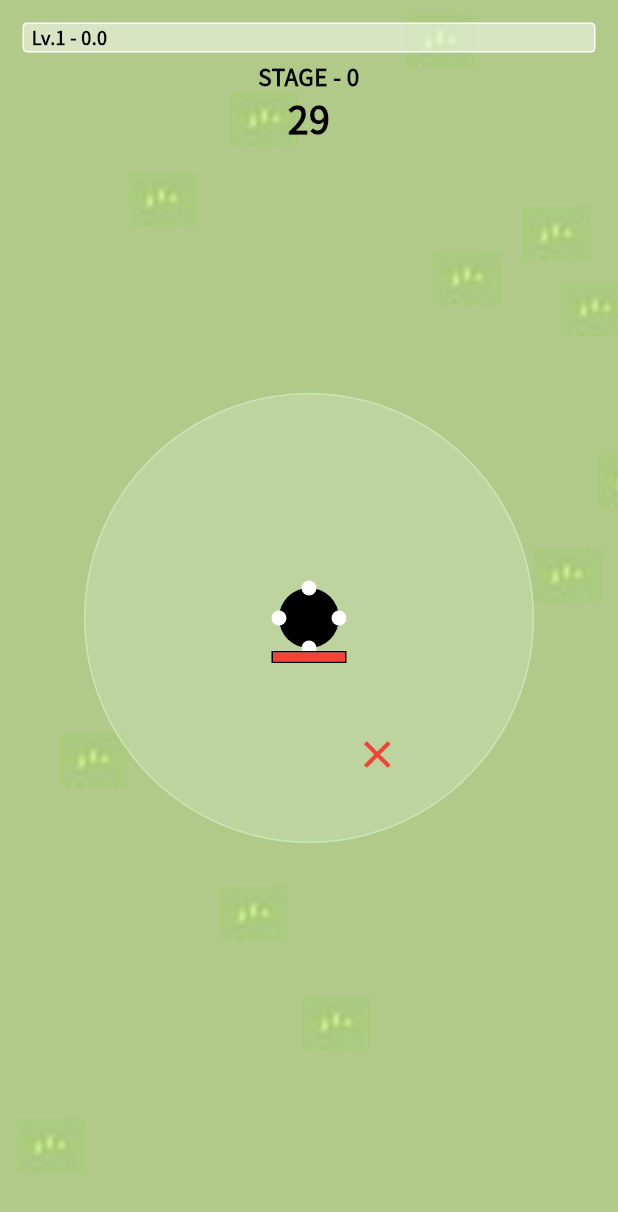
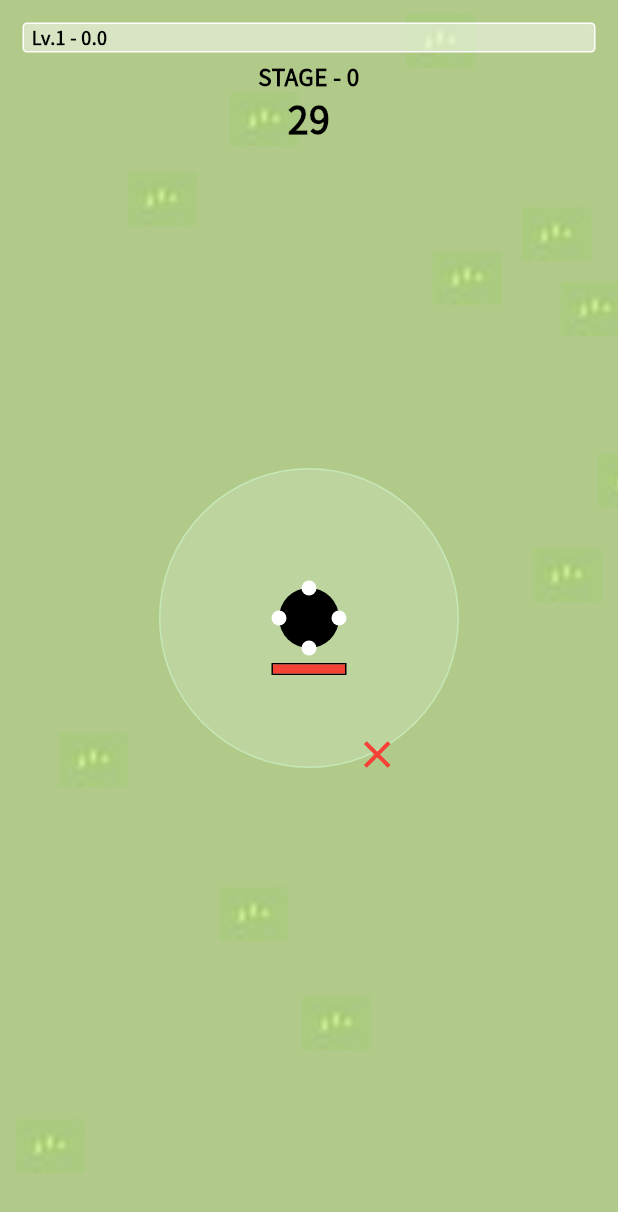
Before and after one commit to sudar-life/flutter_vampire_survivors_game, a Flutter app: the screen it shows after launch, after a tap on "게임시작", on a phone screen of 412 x 824 dp. Shown: the top 1212 px of the screen. Run offline on Flutter 3.47's test engine with Material 3 defaults, Android fonts, the phone set to English and light mode, and no system bars; our stand-ins replace bloc, equatable, flutter_bloc, google_fonts; missing offline and left inert: dart:html.

Commit message:
🔥 Day12 랜덤 아이템 및 등급별 스텟 개수 처리

```diff
--- a/lib/src/components/player.dart
+++ b/lib/src/components/player.dart
@@ -109,7 +109,7 @@ class Player extends StatelessWidget {
             ),
           ),
           Positioned(
-            bottom: 120,
+            top: state.playerModel.attackBoundaryRadius + 30,
             left: 0,
             right: 0,
             child: Center(
--- a/lib/src/cubit/player_manager.dart
+++ b/lib/src/cubit/player_manager.dart
@@ -26,10 +26,12 @@ class PlayerManager extends Cubit<PlayerState> {
     ));
   }
 
-  movePlayer(double speed, double gameZoneWidth, double gameZoneHeight) {
+  movePlayer(double gameZoneWidth, double gameZoneHeight) {
     emit(state.copyWith(
-      playerMoveX: state.playerMoveX - state.directionX * speed,
-      playerMoveY: state.playerMoveY - state.directionY * speed,
+      playerMoveX:
+          state.playerMoveX - state.directionX * state.playerModel.moveSpeed,
+      playerMoveY:
+          state.playerMoveY - state.directionY * state.playerModel.moveSpeed,
     ));
 
     if (state.playerMoveX - 15 <= gameZoneWidth * -1) {
@@ -151,8 +153,8 @@ class PlayerState extends Equatable {
       hp: 100,
       maxHp: 100,
       attackSpeed: 1000,
-      moveSpeed: 1,
-      attackBoundaryRadius: 150,
+      moveSpeed: 5,
+      attackBoundaryRadius: 100,
       xp: 0,
       nextLevelXp: 100,
     ),
--- a/lib/src/enum/item_grade_type.dart
+++ b/lib/src/enum/item_grade_type.dart
@@ -3,9 +3,9 @@ import 'dart:ui';
 import 'package:flutter/material.dart';
 
 enum ItemGradeType {
-  normal(60, Colors.grey, '일반'),
-  magic(30, Colors.blue, '희귀'),
-  rare(10, Colors.orange, '레어');
+  normal(33, Colors.grey, '일반'),
+  magic(33, Colors.blue, '희귀'),
+  rare(33, Colors.orange, '레어');
 
   const ItemGradeType(this.dropPercent, this.color, this.name);
   final double dropPercent;
--- /dev/null
+++ b/lib/src/enum/item_type.dart
@@ -0,0 +1,22 @@
+enum ItemType {
+  moveSpeedItem([1.0, 3.0, 5.0], ['전술 부츠', '스피드 슬링', '경량 탄띠'], '이속', '%'),
+  attackSpeedItem([3.0, 5.0, 10.0], ['빠른 장전기', '자동 조준기', '경량 총열'], '공속', '%'),
+  powerItem([0.5, 1.0, 2.0], ['강화 탄환', '폭발성 탄약', '관통탄'], '공격력', '%'),
+  luckItem([1.0, 2.0, 4.0], ['황금 탄피', '행운의 방아쇠', '총신의 부적'], '행운', '%'),
+  evasionItem([2.0, 3.0, 5.0], ['연막탄 발사기', '회피 장갑', '전술 회피 모듈'], '회피율', '%'),
+  maxHpItem([10.0, 20.0, 30.0], ['강화 방탄복', '군용 헬멧', '보호 방패'], '최대 HP', '%'),
+  attackAreaItem(
+      [10.0, 20.0, 40.0], ['확산 탄약', '산탄총 개조 키트', '폭발 파편 탄환'], '공격범위', ''),
+  ;
+
+  const ItemType(this.val, this.itemNames, this.stateLabel, this.unit);
+  final List<double> val;
+  final String stateLabel;
+  final String unit;
+  final List<String> itemNames;
+
+  static ItemType getItemType(int random) {
+    var value = random.clamp(0, ItemType.values.length - 1);
+    return ItemType.values[value];
+  }
+}
--- a/lib/src/game_board.dart
+++ b/lib/src/game_board.dart
@@ -38,7 +38,6 @@ class GameBoard extends StatefulWidget {
 
 class _GameBoardState extends State<GameBoard> {
   late KeyEventManagerCubit keyManager;
-  double speed = 6;
 
   @override
   void initState() {
@@ -115,21 +114,20 @@ class _GameBoardState extends State<GameBoard> {
   }
 
   void _moveBackground() {
+    var playerState = context.read<PlayerManager>().state;
     context.read<BackboardManager>().moveBackground(
-          directionX: context.read<PlayerManager>().state.directionX,
-          directionY: context.read<PlayerManager>().state.directionY,
-          playerMoveX: context.read<PlayerManager>().state.playerMoveX,
-          playerMoveY: context.read<PlayerManager>().state.playerMoveY,
-          speed: speed,
+          directionX: playerState.directionX,
+          directionY: playerState.directionY,
+          playerMoveX: playerState.playerMoveX,
+          playerMoveY: playerState.playerMoveY,
+          speed: playerState.playerModel.moveSpeed,
         );
   }
 
   void _movePlayer() {
     var gameZoneWidth = context.read<BackboardManager>().state.gameZoneWidth;
     var gameZoneHeight = context.read<BackboardManager>().state.gameZoneHeight;
-    context
-        .read<PlayerManager>()
-        .movePlayer(speed, gameZoneWidth, gameZoneHeight);
+    context.read<PlayerManager>().movePlayer(gameZoneWidth, gameZoneHeight);
   }
 
   void _createEnemy() {
--- /dev/null
+++ b/lib/src/model/item_model.dart
@@ -0,0 +1,24 @@
+import 'package:equatable/equatable.dart';
+import 'package:vampire_survivors_game/src/enum/item_grade_type.dart';
+import 'package:vampire_survivors_game/src/enum/item_type.dart';
+
+class ItemModel extends Equatable {
+  final ItemGradeType? gradeType;
+  final ItemType? mainItem;
+  final String? itmeName;
+  final List<ItemType>? subItems;
+  const ItemModel({
+    this.gradeType,
+    this.mainItem,
+    this.itmeName,
+    this.subItems,
+  });
+
+  @override
+  List<Object?> get props => [
+        gradeType,
+        mainItem,
+        subItems,
+        itmeName,
+      ];
+}
```
Also changed, not shown: lib/src/components/gui/item_select_ui.dart (+20 -4 lines), lib/src/cubit/levelup_item_manager.dart (+37 -10 lines).
